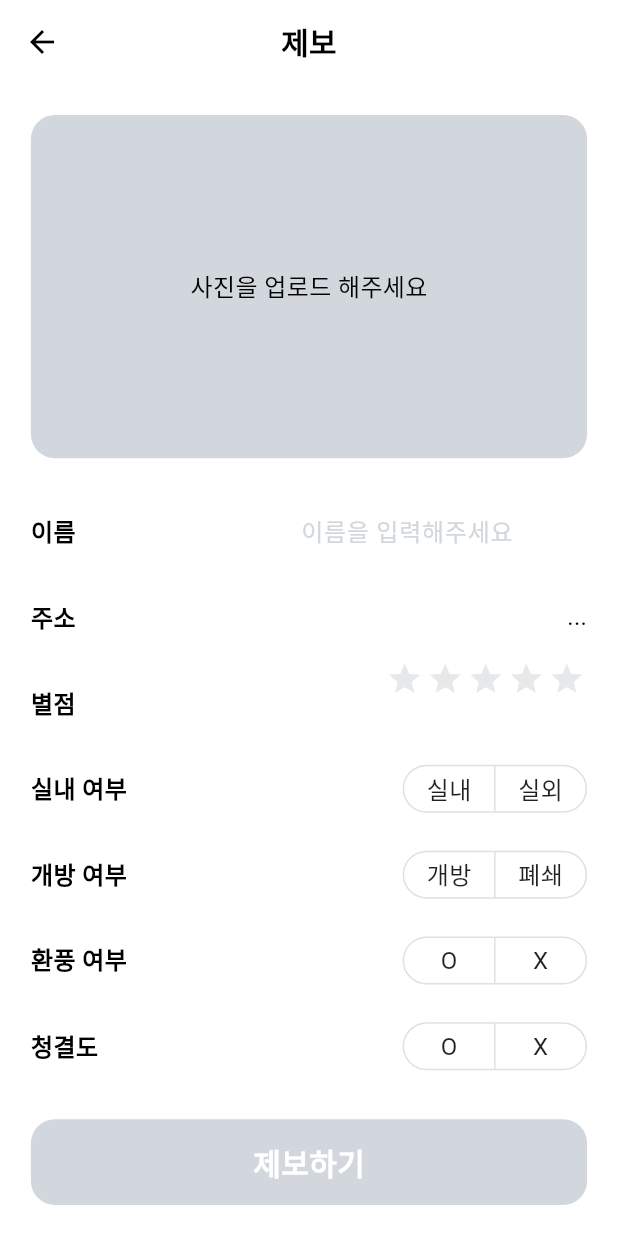
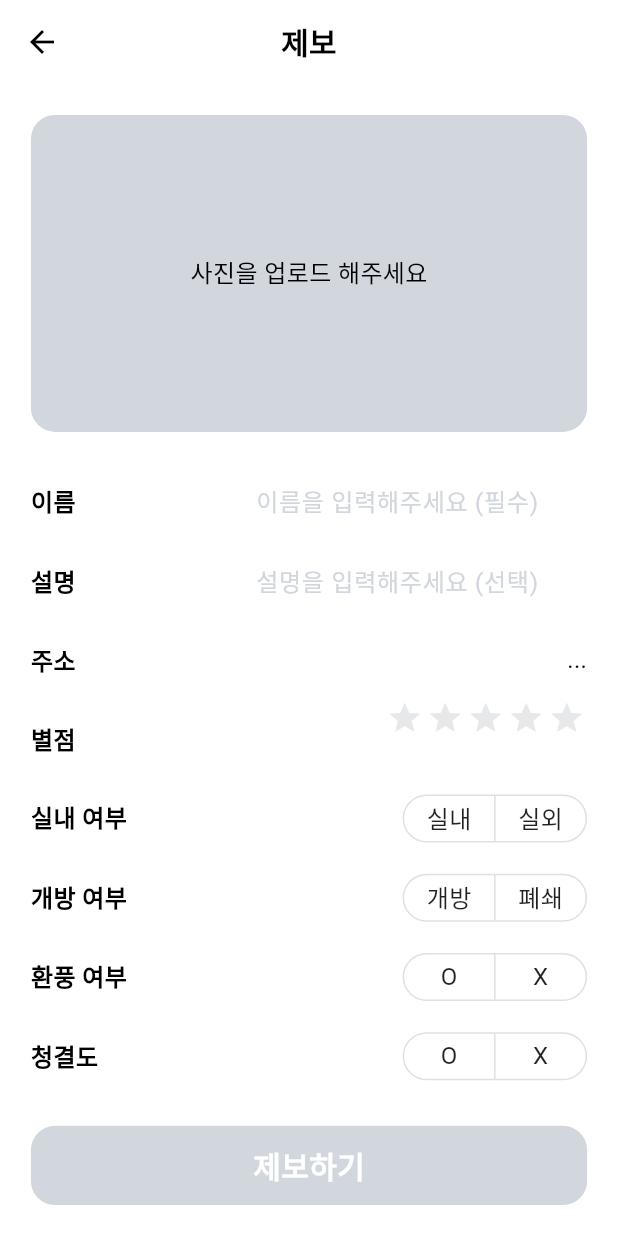
Before and after one commit to Alpha-Damyo/FE, a Flutter app: the screen it shows after launch, after a tap on the "add location alt" icon, after a tap on "제보하기", on a phone screen of 412 x 824 dp. Run offline on Flutter 3.47's test engine with Material 3 defaults, Android fonts, the phone set to English and light mode, and no system bars; drawn by our look-alikes of flutter_rating_stars; our stand-ins replace go_router, google_sign_in, image_picker, permission_handler; missing offline and left inert: flutter_naver_login, flutter_naver_map, kakao_flutter_sdk_user; network calls fail; Roboto replaces fonts that are missing (pretendard); project files that could hold a hidden picture were left out.

Commit message:
#3 제보 페이지 UI 완료

```diff
--- a/lib/screens/home/inform/inform_screen.dart
+++ b/lib/screens/home/inform/inform_screen.dart
@@ -1,9 +1,12 @@
+import 'dart:io';
+
 import 'package:damyo/http.dart';
 import 'package:flutter/cupertino.dart';
 import 'package:flutter/material.dart';
 import 'package:flutter/widgets.dart';
 import 'package:flutter_rating_stars/flutter_rating_stars.dart';
 import 'package:go_router/go_router.dart';
+import 'package:image_picker/image_picker.dart';
 
 const List<Widget> inout = <Widget>[
   Text('실내'),
@@ -30,13 +33,16 @@ class InformScreen extends StatefulWidget {
 }
 
 class _InformScreenState extends State<InformScreen> {
+  XFile? _spotImage;
+  final ImagePicker picker = ImagePicker();
+  // 이름, 설명, 주소 순으로 저장
+  final List<String> _spotInfo = ['', '', ''];
+  double _starValue = 0;
   final List<bool> _selectedInOut = <bool>[false, false];
   final List<bool> _selectedOpenClose = <bool>[false, false];
   final List<bool> _selectedVentilation = <bool>[false, false];
   final List<bool> _selectedCleanliness = <bool>[false, false];
   final List<bool> _toggleIsSelected = <bool>[false, false, false, false];
-  double _starValue = 0;
-  String _spotName = '';
 
   bool activateInformBtn = false;
 
@@ -63,46 +69,17 @@ class _InformScreenState extends State<InformScreen> {
           children: [
             Flexible(
               flex: 4,
-              child: Container(
-                alignment: Alignment.center,
-                decoration: const BoxDecoration(
-                  color: Color(0xffd2d7dd),
-                  borderRadius: BorderRadius.all(Radius.circular(16)),
-                ),
-                child: const Text('사진을 업로드 해주세요'),
+              fit: FlexFit.tight,
+              child: InkWell(
+                child: informImage(),
+                onTap: () {
+                  getImage(ImageSource.camera);
+                },
               ),
             ),
             const SizedBox(height: 20),
-            Flexible(
-              flex: 1,
-              fit: FlexFit.tight,
-              child: Row(
-                children: [
-                  const Text('이름',
-                      style: TextStyle(fontWeight: FontWeight.w600)),
-                  const SizedBox(width: 150),
-                  Expanded(
-                    child: TextField(
-                      decoration: const InputDecoration(
-                        hintText: '이름을 입력해주세요',
-                        hintStyle: TextStyle(
-                          color: Color(0xffd2d7dd),
-                          fontSize: 16,
-                          fontWeight: FontWeight.w400,
-                        ),
-                        border: InputBorder.none,
-                      ),
-                      onChanged: (text) {
-                        setState(() {
-                          _spotName = text;
-                          checkCanInform();
-                        });
-                      },
-                    ),
-                  ),
-                ],
-              ),
-            ),
+            informTextInput('이름', '이름을 입력해주세요 (필수)', 0),
+            informTextInput('설명', '설명을 입력해주세요 (선택)', 1),
             Flexible(
               flex: 1,
               fit: FlexFit.tight,
@@ -124,8 +101,9 @@ class _InformScreenState extends State<InformScreen> {
                       } else if (snapshot.hasError) {
                         return const Text('주소를 불러올 수 없습니다');
                       } else {
+                        _spotInfo[2] = snapshot.data.toString();
                         return Text(
-                          snapshot.data.toString(),
+                          _spotInfo[2],
                         );
                       }
                     },
@@ -145,17 +123,18 @@ class _InformScreenState extends State<InformScreen> {
                 ],
               ),
             ),
-            InformToggle('실내 여부', inout, _selectedInOut, 0),
-            InformToggle('개방 여부', openclose, _selectedOpenClose, 1),
-            InformToggle('환풍 여부', ox, _selectedVentilation, 2),
-            InformToggle('청결도', ox, _selectedCleanliness, 3),
+            informToggle('실내 여부', inout, _selectedInOut, 0),
+            informToggle('개방 여부', openclose, _selectedOpenClose, 1),
+            informToggle('환풍 여부', ox, _selectedVentilation, 2),
+            informToggle('청결도', ox, _selectedCleanliness, 3),
             const SizedBox(height: 20),
             Flexible(
               flex: 1,
               fit: FlexFit.tight,
               child: InkWell(
                 onTap: () {
-                  activateInformBtn ? null : null;
+                  // activateInformBtn ? null : null;
+                  print(_spotInfo[0]);
                 },
                 child: Ink(
                   decoration: BoxDecoration(
@@ -184,19 +163,89 @@ class _InformScreenState extends State<InformScreen> {
     );
   }
 
-  // 제보하기 버튼을 활성화여부를 판단하는 함수
+  // 이미지를 가져오는 함수
+  Future getImage(ImageSource imageSource) async {
+    final XFile? pickedFile = await picker.pickImage(source: imageSource);
+    if (pickedFile != null) {
+      setState(() {
+        _spotImage = XFile(pickedFile.path);
+      });
+    }
+  }
+
+  // 이미지를 입력받는 위젯
+  Container informImage() {
+    return _spotImage != null
+        ? Container(
+            alignment: Alignment.center,
+            width: double.infinity,
+            decoration: const BoxDecoration(
+              color: Colors.white,
+              borderRadius: BorderRadius.all(Radius.circular(16)),
+            ),
+            child: Image.file(
+              File(_spotImage!.path),
+            ),
+          )
+        : Container(
+            alignment: Alignment.center,
+            decoration: const BoxDecoration(
+              color: Color(0xffd2d7dd),
+              borderRadius: BorderRadius.all(Radius.circular(16)),
+            ),
+            child: const Text('사진을 업로드 해주세요'),
+          );
+  }
+
+  // 텍스트를 입력받는 위젯
+  Flexible informTextInput(String type, String hint, int index) {
+    return Flexible(
+      flex: 1,
+      fit: FlexFit.tight,
+      child: Row(
+        children: [
+          Text(type, style: const TextStyle(fontWeight: FontWeight.w600)),
+          const SizedBox(width: 120),
+          Expanded(
+            child: TextField(
+              decoration: InputDecoration(
+                hintText: hint,
+                hintStyle: const TextStyle(
+                  color: Color(0xffd2d7dd),
+                  fontSize: 16,
+                  fontWeight: FontWeight.w400,
+                ),
+                border: InputBorder.none,
+              ),
+              onChanged: (text) {
+                setState(() {
+                  _spotInfo[index] = text;
+                  checkCanInform();
+                });
+              },
+            ),
+          ),
+        ],
+      ),
+    );
+  }
+
+  // 제보하기 버튼 활성화여부를 판단하는 함수
   void checkCanInform() {
     for (int i = 0; i < _toggleIsSelected.length; i++) {
       if (!_toggleIsSelected[i]) {
+        activateInformBtn = false;
         return;
       }
     }
-    if (_starValue == 0 || _spotName == '') {
+    if (_starValue == 0 || _spotInfo[0] == '') {
+      activateInformBtn = false;
       return;
     }
     activateInformBtn = true;
   }
 
+  // 별점을 입력받는 위젯
   RatingStars ratingStars() {
     return RatingStars(
       value: _starValue,
@@ -216,7 +265,8 @@ class _InformScreenState extends State<InformScreen> {
     );
   }
 
-  Flexible InformToggle(
+  // 토글버튼으로 정보를 입력받는 위젯
+  Flexible informToggle(
       String type, List<Widget> children, List<bool> isSelected, int i) {
     return Flexible(
       flex: 1,
--- a/pubspec.yaml
+++ b/pubspec.yaml
@@ -40,6 +40,7 @@ dependencies:
   kakao_flutter_sdk_user: ^1.9.0
   http: ^1.2.1
   flutter_rating_stars: ^1.0.3+4
+  image_picker: ^1.0.7
 
 dev_dependencies:
   flutter_test:
```
